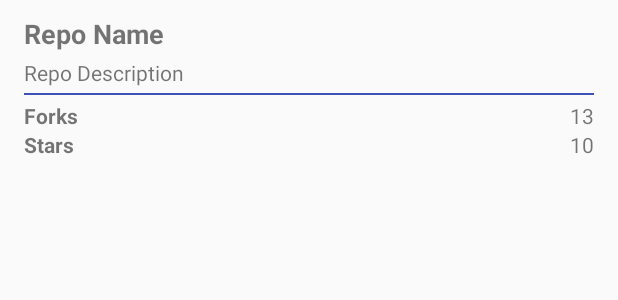
After one commit to LuisMiguelAguirre/LiveData, an Android app: the layout screen_details.xml on its own in the app's theme, with its tools: preview values and no code run, on a phone screen of 412 x 824 dp. The commit adds this screen. Shown: the top 300 px of the screen. Run offline under Robolectric (Android 15) with nearby library versions, the phone set to English and light mode, and no system bars.

Commit message:
Accesing data in another screen

```diff
--- a/app/src/main/java/com/luisaguirre/acviewmodel/networking/RepoService.java
+++ b/app/src/main/java/com/luisaguirre/acviewmodel/networking/RepoService.java
@@ -7,8 +7,12 @@ import java.util.List;
 import io.reactivex.Single;
 import retrofit2.Call;
 import retrofit2.http.GET;
+import retrofit2.http.Path;
 
 public interface RepoService {
     @GET("orgs/Google/repos")
-    public Single<List<Repo>> getRepositories();
+    Single<List<Repo>> getRepositories();
+
+    @GET("repos/{owner}/{name}")
+    Call<Repo> getRepo(@Path("owner") String repoOwner, @Path("name") String repoName);
 }
--- /dev/null
+++ b/app/src/main/res/layout/screen_details.xml
@@ -0,0 +1,72 @@
+<?xml version="1.0" encoding="utf-8"?>
+<LinearLayout
+    xmlns:android="http://schemas.android.com/apk/res/android"
+    xmlns:tools="http://schemas.android.com/tools"
+    android:layout_width="match_parent"
+    android:layout_height="match_parent"
+    android:orientation="vertical"
+    android:paddingBottom="10dp"
+    android:paddingEnd="16dp"
+    android:paddingStart="16dp"
+    android:paddingTop="10dp">
+
+    <TextView
+        android:id="@+id/tv_repo_name"
+        android:layout_width="match_parent"
+        android:layout_height="wrap_content"
+        android:textSize="18sp"
+        android:textStyle="bold"
+        tools:text="Repo Name"/>
+
+    <TextView
+        android:id="@+id/tv_repo_description"
+        android:layout_width="match_parent"
+        android:layout_height="wrap_content"
+        android:layout_marginTop="4dp"
+        tools:text="Repo Description"/>
+
+    <View
+        android:layout_width="match_parent"
+        android:layout_height="1dp"
+        android:layout_marginBottom="4dp"
+        android:layout_marginTop="4dp"
+        android:background="@color/colorPrimary"/>
+
+    <LinearLayout
+        android:layout_width="match_parent"
+        android:layout_height="wrap_content"
+        android:orientation="horizontal">
+
+        <TextView
+            android:layout_width="0dp"
+            android:layout_height="wrap_content"
+            android:layout_weight="1"
+            android:text="@string/forks"
+            android:textStyle="bold"/>
+
+        <TextView
+            android:id="@+id/tv_forks"
+            android:layout_width="wrap_content"
+            android:layout_height="wrap_content"
+            tools:text="13"/>
+    </LinearLayout>
+
+    <LinearLayout
+        android:layout_width="match_parent"
+        android:layout_height="wrap_content"
+        android:orientation="horizontal">
+
+        <TextView
+            android:layout_width="0dp"
+            android:layout_height="wrap_content"
+            android:layout_weight="1"
+            android:text="@string/stars"
+            android:textStyle="bold"/>
+
+        <TextView
+            android:id="@+id/tv_stars"
+            android:layout_width="wrap_content"
+            android:layout_height="wrap_content"
+            tools:text="10"/>
+    </LinearLayout>
+</LinearLayout>
--- a/app/src/main/res/layout/view_repo_list_item.xml
+++ b/app/src/main/res/layout/view_repo_list_item.xml
@@ -1,6 +1,7 @@
 <?xml version="1.0" encoding="utf-8"?>
 <LinearLayout xmlns:android="http://schemas.android.com/apk/res/android"
     xmlns:tools="http://schemas.android.com/tools"
+    android:background="?selectableItemBackground"
     android:layout_width="match_parent"
     android:layout_height="wrap_content"
     android:baselineAligned="false"
--- a/app/src/main/res/values/strings.xml
+++ b/app/src/main/res/values/strings.xml
@@ -1,4 +1,6 @@
 <resources>
     <string name="app_name">AC View Model</string>
     <string name="api_error_repos">Error loading repos</string>
+    <string name="forks">Forks</string>
+    <string name="stars">Stars</string>
 </resources>
```
Also changed, not shown: app/src/main/java/com/luisaguirre/acviewmodel/details/DetailsFragment.java (added, +74 -0 lines), app/src/main/java/com/luisaguirre/acviewmodel/home/ListFragment.java (+14 -2 lines), app/src/main/java/com/luisaguirre/acviewmodel/home/RepoListAdapter.java (+12 -3 lines), app/src/main/java/com/luisaguirre/acviewmodel/home/RepoSelectedListener.java (added, +7 -0 lines), app/src/main/java/com/luisaguirre/acviewmodel/home/SelectedRepoViewModel.java (added, +67 -0 lines).
